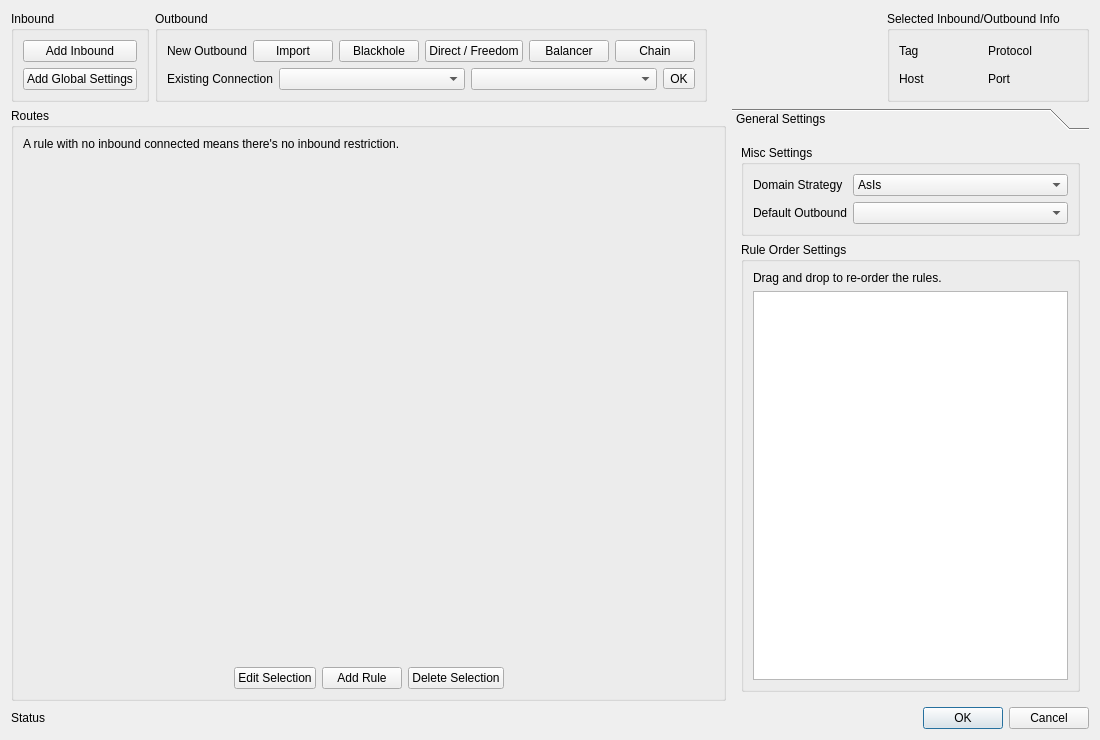
Above: src/ui/editors/w_RoutesEditor.ui from Qv2ray/Qv2ray before the change. Below: the same form after it.
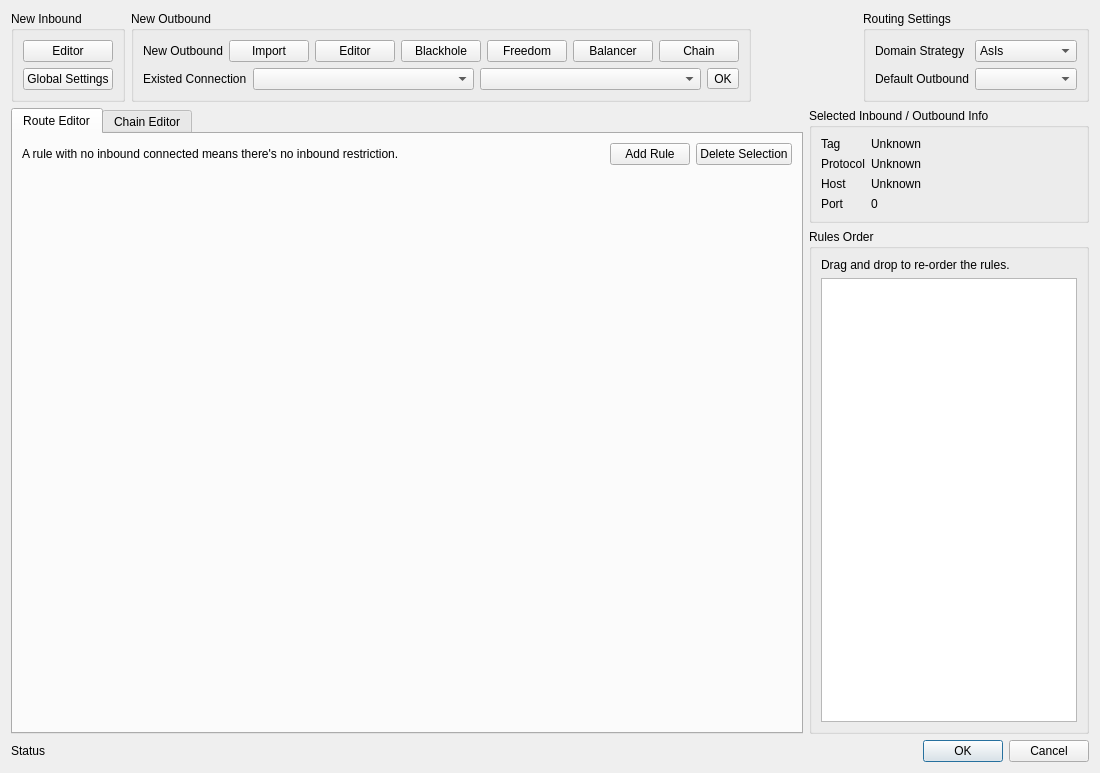
That is the form after the change.

Commit message: ui: new RouteEditor UI design draft

```diff
--- a/src/ui/editors/w_RoutesEditor.ui
+++ b/src/ui/editors/w_RoutesEditor.ui
@@ -7,7 +7,7 @@
     <x>0</x>
     <y>0</y>
     <width>1100</width>
-    <height>740</height>
+    <height>773</height>
    </rect>
   </property>
   <property name="minimumSize">
@@ -22,13 +22,13 @@
   <property name="modal">
    <bool>true</bool>
   </property>
-  <layout class="QGridLayout" name="gridLayout_3" columnstretch="2,1">
+  <layout class="QGridLayout" name="gridLayout_2" columnstretch="1,0">
    <item row="0" column="0" colspan="2">
     <layout class="QHBoxLayout" name="horizontalLayout_2">
      <item>
       <widget class="QGroupBox" name="groupBox_2">
        <property name="title">
-        <string>Inbound</string>
+        <string>New Inbound</string>
        </property>
        <layout class="QVBoxLayout" name="verticalLayout_5">
         <item>
@@ -37,7 +37,7 @@
            <string>Add outbound</string>
           </property>
           <property name="text">
-           <string>Add Inbound</string>
+           <string>Editor</string>
           </property>
          </widget>
         </item>
@@ -47,7 +47,7 @@
            <string>Add default inbound from global config</string>
           </property>
           <property name="text">
-           <string>Add Global Settings</string>
+           <string>Global Settings</string>
           </property>
          </widget>
         </item>
@@ -57,7 +57,7 @@
      <item>
       <widget class="QGroupBox" name="groupBox">
        <property name="title">
-        <string>Outbound</string>
+        <string>New Outbound</string>
        </property>
        <layout class="QVBoxLayout" name="verticalLayout_6">
         <item>
@@ -79,6 +79,13 @@
             </property>
            </widget>
           </item>
+          <item>
+           <widget class="QPushButton" name="pushButton">
+            <property name="text">
+             <string>Editor</string>
+            </property>
+           </widget>
+          </item>
           <item>
            <widget class="QPushButton" name="insertBlackBtn">
             <property name="toolTip">
@@ -95,7 +102,7 @@
              <string>Add Freedom outbound</string>
             </property>
             <property name="text">
-             <string>Direct / Freedom</string>
+             <string>Freedom</string>
             </property>
            </widget>
           </item>
@@ -120,7 +127,7 @@
           <item>
            <widget class="QLabel" name="label_18">
             <property name="text">
-             <string>Existing Connection</string>
+             <string>Existed Connection</string>
             </property>
            </widget>
           </item>
@@ -158,23 +165,138 @@
      <item>
       <widget class="QGroupBox" name="groupBox_6">
        <property name="title">
-        <string>Selected Inbound/Outbound Info</string>
+        <string>Routing Settings</string>
        </property>
-       <layout class="QGridLayout" name="gridLayout_5">
-        <item row="0" column="2">
-         <widget class="QLabel" name="label_8">
+       <layout class="QFormLayout" name="formLayout">
+        <item row="0" column="0">
+         <widget class="QLabel" name="label_11">
           <property name="text">
-           <string>Protocol</string>
+           <string>Domain Strategy</string>
           </property>
          </widget>
         </item>
         <item row="0" column="1">
-         <widget class="QLabel" name="tagLabel">
+         <widget class="QComboBox" name="domainStrategyCombo">
+          <item>
+           <property name="text">
+            <string notr="true">AsIs</string>
+           </property>
+          </item>
+          <item>
+           <property name="text">
+            <string notr="true">IPIfNonMatch</string>
+           </property>
+          </item>
+          <item>
+           <property name="text">
+            <string notr="true">IPOnDemand</string>
+           </property>
+          </item>
+         </widget>
+        </item>
+        <item row="1" column="0">
+         <widget class="QLabel" name="label_9">
           <property name="text">
-           <string/>
+           <string>Default Outbound</string>
           </property>
          </widget>
         </item>
+        <item row="1" column="1">
+         <widget class="QComboBox" name="defaultOutboundCombo">
+          <property name="sizePolicy">
+           <sizepolicy hsizetype="MinimumExpanding" vsizetype="Fixed">
+            <horstretch>0</horstretch>
+            <verstretch>0</verstretch>
+           </sizepolicy>
+          </property>
+         </widget>
+        </item>
+       </layout>
+      </widget>
+     </item>
+    </layout>
+   </item>
+   <item row="1" column="0">
+    <widget class="QTabWidget" name="tabWidget_3">
+     <property name="currentIndex">
+      <number>0</number>
+     </property>
+     <widget class="QWidget" name="tabWidget_3Page1" native="true">
+      <attribute name="title">
+       <string>Route Editor</string>
+      </attribute>
+      <layout class="QVBoxLayout" name="verticalLayout" stretch="0,1">
+       <item>
+        <layout class="QHBoxLayout" name="horizontalLayout_4">
+         <item>
+          <widget class="QLabel" name="label_7">
+           <property name="text">
+            <string>A rule with no inbound connected means there's no inbound restriction.</string>
+           </property>
+          </widget>
+         </item>
+         <item>
+          <spacer name="horizontalSpacer_3">
+           <property name="orientation">
+            <enum>Qt::Horizontal</enum>
+           </property>
+           <property name="sizeHint" stdset="0">
+            <size>
+             <width>40</width>
+             <height>20</height>
+            </size>
+           </property>
+          </spacer>
+         </item>
+         <item>
+          <widget class="QPushButton" name="addRouteBtn">
+           <property name="toolTip">
+            <string>Add new route</string>
+           </property>
+           <property name="text">
+            <string>Add Rule</string>
+           </property>
+          </widget>
+         </item>
+         <item>
+          <widget class="QPushButton" name="delBtn">
+           <property name="toolTip">
+            <string>Delete outbound</string>
+           </property>
+           <property name="text">
+            <string>Delete Selection</string>
+           </property>
+          </widget>
+         </item>
+        </layout>
+       </item>
+       <item>
+        <widget class="QWidget" name="nodeGraphWidget" native="true">
+         <property name="minimumSize">
+          <size>
+           <width>0</width>
+           <height>150</height>
+          </size>
+         </property>
+        </widget>
+       </item>
+      </layout>
+     </widget>
+     <widget class="QWidget" name="tab">
+      <attribute name="title">
+       <string>Chain Editor</string>
+      </attribute>
+     </widget>
+    </widget>
+   </item>
+   <item row="1" column="1">
+    <layout class="QVBoxLayout" name="verticalLayout_2">
+     <item>
+      <widget class="QGroupBox" name="horizontalGroupBox">
+       <property name="title">
+        <string>Selected Inbound / Outbound Info</string>
+       </property>
+       <layout class="QFormLayout" name="formLayout_2">
         <item row="0" column="0">
          <widget class="QLabel" name="label_3">
           <property name="text">
@@ -182,38 +304,87 @@
           </property>
          </widget>
         </item>
+        <item row="0" column="1">
+         <widget class="QLabel" name="tagLabel">
+          <property name="text">
+           <string>Unknown</string>
+          </property>
+         </widget>
+        </item>
         <item row="1" column="0">
+         <widget class="QLabel" name="label_8">
+          <property name="text">
+           <string>Protocol</string>
+          </property>
+         </widget>
+        </item>
+        <item row="1" column="1">
+         <widget class="QLabel" name="protocolLabel">
+          <property name="text">
+           <string>Unknown</string>
+          </property>
+         </widget>
+        </item>
+        <item row="2" column="0">
          <widget class="QLabel" name="label_5">
           <property name="text">
            <string>Host</string>
           </property>
          </widget>
         </item>
-        <item row="0" column="3">
-         <widget class="QLabel" name="protocolLabel">
-          <property name="text">
-           <string/>
-          </property>
-         </widget>
-        </item>
-        <item row="1" column="1">
+        <item row="2" column="1">
          <widget class="QLabel" name="hostLabel">
           <property name="text">
-           <string/>
+           <string>Unknown</string>
           </property>
          </widget>
         </item>
-        <item row="1" column="2">
+        <item row="3" column="0">
          <widget class="QLabel" name="label_19">
           <property name="text">
            <string>Port</string>
           </property>
          </widget>
         </item>
-        <item row="1" column="3">
+        <item row="3" column="1">
          <widget class="QLabel" name="portLabel">
           <property name="text">
-           <string/>
+           <string>0</string>
+          </property>
+         </widget>
+        </item>
+       </layout>
+      </widget>
+     </item>
+     <item>
+      <widget class="QGroupBox" name="groupBox_3">
+       <property name="title">
+        <string>Rules Order</string>
+       </property>
+       <layout class="QGridLayout" name="gridLayout">
+        <item row="1" column="0">
+         <widget class="QListWidget" name="ruleListWidget">
+          <property name="editTriggers">
+           <set>QAbstractItemView::NoEditTriggers</set>
+          </property>
+          <property name="dragEnabled">
+           <bool>true</bool>
+          </property>
+          <property name="dragDropMode">
+           <enum>QAbstractItemView::InternalMove</enum>
+          </property>
+          <property name="alternatingRowColors">
+           <bool>true</bool>
+          </property>
+          <property name="verticalScrollMode">
+           <enum>QAbstractItemView::ScrollPerPixel</enum>
+          </property>
+         </widget>
+        </item>
+        <item row="0" column="0">
+         <widget class="QLabel" name="label_12">
+          <property name="text">
+           <string>Drag and drop to re-order the rules.</string>
           </property>
          </widget>
         </item>
@@ -222,201 +393,6 @@
      </item>
     </layout>
    </item>
-   <item row="1" column="0">
-    <widget class="QGroupBox" name="groupBox_3">
-     <property name="title">
-      <string>Routes</string>
-     </property>
-     <layout class="QVBoxLayout" name="verticalLayout_3" stretch="0,1,0">
-      <item>
-       <widget class="QLabel" name="label_7">
-        <property name="text">
-         <string>A rule with no inbound connected means there's no inbound restriction.</string>
-        </property>
-       </widget>
-      </item>
-      <item>
-       <widget class="QWidget" name="nodeGraphWidget" native="true">
-        <property name="minimumSize">
-         <size>
-          <width>0</width>
-          <height>150</height>
-         </size>
-        </property>
-       </widget>
-      </item>
-      <item>
-       <layout class="QHBoxLayout" name="routesControlButtons">
-        <item>
-         <spacer name="horizontalSpacer_4">
-          <property name="orientation">
-           <enum>Qt::Horizontal</enum>
-          </property>
-          <property name="sizeHint" stdset="0">
-           <size>
-            <width>40</width>
-            <height>20</height>
-           </size>
-          </property>
-         </spacer>
-        </item>
-        <item>
-         <widget class="QPushButton" name="editBtn">
-          <property name="toolTip">
-           <string>Edit outbound</string>
-          </property>
-          <property name="text">
-           <string>Edit Selection</string>
-          </property>
-         </widget>
-        </item>
-        <item>
-         <widget class="QPushButton" name="addRouteBtn">
-          <property name="toolTip">
-           <string>Add new route</string>
-          </property>
-          <property name="text">
-           <string>Add Rule</string>
-          </property>
-         </widget>
-        </item>
-        <item>
-         <widget class="QPushButton" name="delBtn">
-          <property name="toolTip">
-           <string>Delete outbound</string>
-          </property>
-          <property name="text">
-           <string>Delete Selection</string>
-          </property>
-         </widget>
-        </item>
-        <item>
-         <spacer name="horizontalSpacer_3">
-          <property name="orientation">
-           <enum>Qt::Horizontal</enum>
-          </property>
-          <property name="sizeHint" stdset="0">
-           <size>
-            <width>40</width>
-            <height>20</height>
-           </size>
-          </property>
-         </spacer>
-        </item>
-       </layout>
-      </item>
-     </layout>
-    </widget>
-   </item>
-   <item row="1" column="1">
-    <widget class="QToolBox" name="toolBox">
-     <property name="currentIndex">
-      <number>0</number>
-     </property>
-     <widget class="QWidget" name="page_2">
-      <property name="geometry">
-       <rect>
-        <x>0</x>
-        <y>0</y>
-        <width>359</width>
-        <height>536</height>
-       </rect>
-      </property>
-      <attribute name="label">
-       <string>General Settings</string>
-      </attribute>
-      <layout class="QVBoxLayout" name="verticalLayout_2" stretch="0,4">
-       <item>
-        <widget class="QGroupBox" name="groupBox_7">
-         <property name="title">
-          <string>Misc Settings</string>
-         </property>
-         <layout class="QFormLayout" name="formLayout_3">
-          <item row="0" column="0">
-           <widget class="QLabel" name="label_11">
-            <property name="text">
-             <string>Domain Strategy</string>
-            </property>
-           </widget>
-          </item>
-          <item row="0" column="1">
-           <widget class="QComboBox" name="domainStrategyCombo">
-            <item>
-             <property name="text">
-              <string notr="true">AsIs</string>
-             </property>
-            </item>
-            <item>
-             <property name="text">
-              <string notr="true">IPIfNonMatch</string>
-             </property>
-            </item>
-            <item>
-             <property name="text">
-              <string notr="true">IPOnDemand</string>
-             </property>
-            </item>
-           </widget>
-          </item>
-          <item row="1" column="0">
-           <widget class="QLabel" name="label_9">
-            <property name="text">
-             <string>Default Outbound</string>
-            </property>
-           </widget>
-          </item>
-          <item row="1" column="1">
-           <widget class="QComboBox" name="defaultOutboundCombo">
-            <property name="sizePolicy">
-             <sizepolicy hsizetype="MinimumExpanding" vsizetype="Fixed">
-              <horstretch>0</horstretch>
-              <verstretch>0</verstretch>
-             </sizepolicy>
-            </property>
-           </widget>
-          </item>
-         </layout>
-        </widget>
-       </item>
-       <item>
-        <widget class="QGroupBox" name="groupBox_4">
-         <property name="title">
-          <string>Rule Order Settings</string>
-         </property>
-         <layout class="QVBoxLayout" name="verticalLayout_4">
-          <item>
-           <widget class="QLabel" name="label_12">
-            <property name="text">
-             <string>Drag and drop to re-order the rules.</string>
-            </property>
-           </widget>
-          </item>
-          <item>
-           <widget class="QListWidget" name="ruleListWidget">
-            <property name="editTriggers">
-             <set>QAbstractItemView::NoEditTriggers</set>
-            </property>
-            <property name="dragEnabled">
-             <bool>true</bool>
-            </property>
-            <property name="dragDropMode">
-             <enum>QAbstractItemView::InternalMove</enum>
-            </property>
-            <property name="alternatingRowColors">
-             <bool>true</bool>
-            </property>
-            <property name="verticalScrollMode">
-             <enum>QAbstractItemView::ScrollPerPixel</enum>
-            </property>
-           </widget>
-          </item>
-         </layout>
-        </widget>
-       </item>
-      </layout>
-     </widget>
-    </widget>
-   </item>
    <item row="2" column="0" colspan="2">
     <layout class="QHBoxLayout" name="horizontalLayout" stretch="1,0">
      <item>
@@ -440,9 +416,6 @@
          <verstretch>0</verstretch>
         </sizepolicy>
        </property>
-       <property name="orientation">
-        <enum>Qt::Horizontal</enum>
-       </property>
        <property name="standardButtons">
         <set>QDialogButtonBox::Cancel|QDialogButtonBox::Ok</set>
        </property>
```
Left out of the diff: 8 changed lines with no effect on the pictures. The commit also changes 7 other files.
